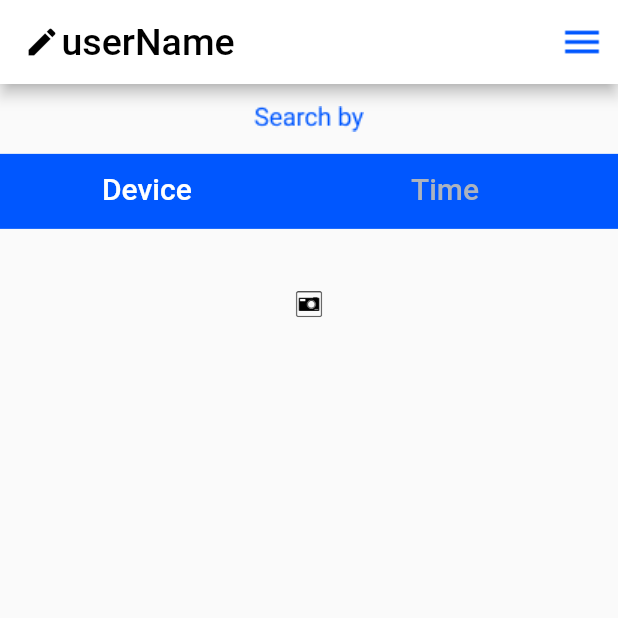
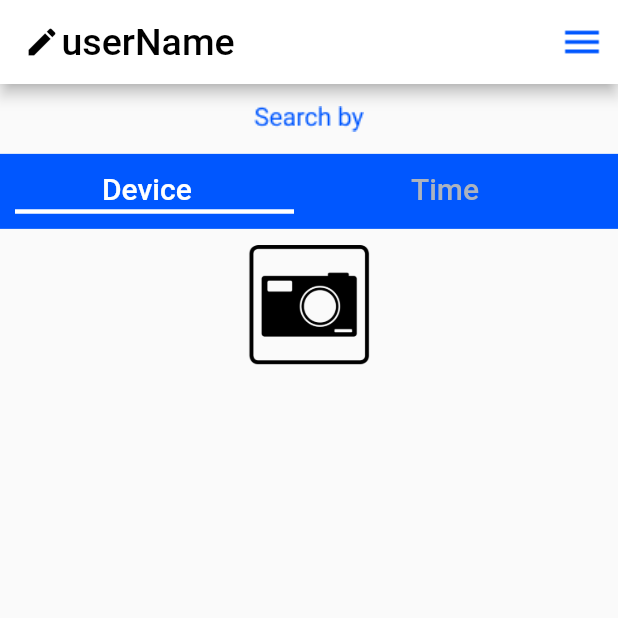
Before and after one commit to cjychoi/3i_Yeyak, a Flutter app: the screen it shows after launch, after a tap on "Login", on a phone screen of 412 x 824 dp, the top half of it. Run offline on Flutter 3.47's test engine with Material 2 defaults, Android fonts, the phone set to English and light mode, and no system bars; our stand-ins replace hexcolor; missing offline and left inert: flutter_barcode_scanner.

Commit message:
qr added

```diff
--- a/mobile/lib/main.dart
+++ b/mobile/lib/main.dart
@@ -1,6 +1,7 @@
 import 'package:flutter/material.dart';
 import 'package:mobile/screens/login_view.dart';
 import 'package:mobile/screens/home_view.dart';
+import 'package:mobile/screens/qr_scan_view.dart';
 
 void main() => runApp(LogIn());
 
@@ -12,12 +13,10 @@ class LogIn extends StatefulWidget {
 class _LogInState extends State<LogIn> {
   @override
   Widget build(BuildContext context) {
-    return MaterialApp(
-        title: '3i Yeyak',
-        initialRoute: '/login',
-        routes: {
-          '/login': (BuildContext context) => LoginPage(),
-          '/home': (BuildContext context) => HomePage(),
-        });
+    return MaterialApp(title: '3i Yeyak', initialRoute: '/login', routes: {
+      '/login': (BuildContext context) => LoginPage(),
+      '/home': (BuildContext context) => HomePage(),
+      '/scan': (BuildContext context) => ScanPage(),
+    });
   }
 }
--- a/mobile/lib/screens/home_view.dart
+++ b/mobile/lib/screens/home_view.dart
@@ -91,7 +91,7 @@ class _HomePageState extends State<HomePage> with TickerProviderStateMixin {
                       )
                     ],
                     unselectedLabelColor: const Color(0xffacb3bf),
-                    indicatorColor: HexColor("0057FF"),
+                    indicatorColor: Colors.white,
                     labelColor: Colors.white,
                     indicatorSize: TabBarIndicatorSize.tab,
                     indicatorWeight: 3.0,
@@ -106,11 +106,10 @@ class _HomePageState extends State<HomePage> with TickerProviderStateMixin {
                       TabBarView(controller: _tabController, children: <Widget>[
                     Container(
                       child: IconButton(
-                        //mainAxisAlignment: MainAxisAlignment.start, //세로 위에 맞추기
-                        //crossAxisAlignment: CrossAxisAlignment.center, //가로 중앙으로 맞추기
                         icon: Image.asset('images/capture.png',
-                            fit: BoxFit.cover, width: 30.0, height: 30.0),
-                        onPressed: () => {},
+                            fit: BoxFit.cover, width: 150.0, height: 150.0),
+                        onPressed: () =>
+                            {Navigator.of(context).popAndPushNamed('/home')},
                       ),
                     ),
                     Container(
--- a/mobile/pubspec.yaml
+++ b/mobile/pubspec.yaml
@@ -30,6 +30,7 @@ dependencies:
   cupertino_icons: ^1.0.2
   hexcolor: ^2.0.4
   toggle_switch: ^1.2.0
+  flutter_barcode_scanner: ^2.0.0
 
 dev_dependencies:
   flutter_test:
```
Also changed, not shown: mobile/lib/screens/qr_scan_view.dart (added, +97 -0 lines), 3 other files.
